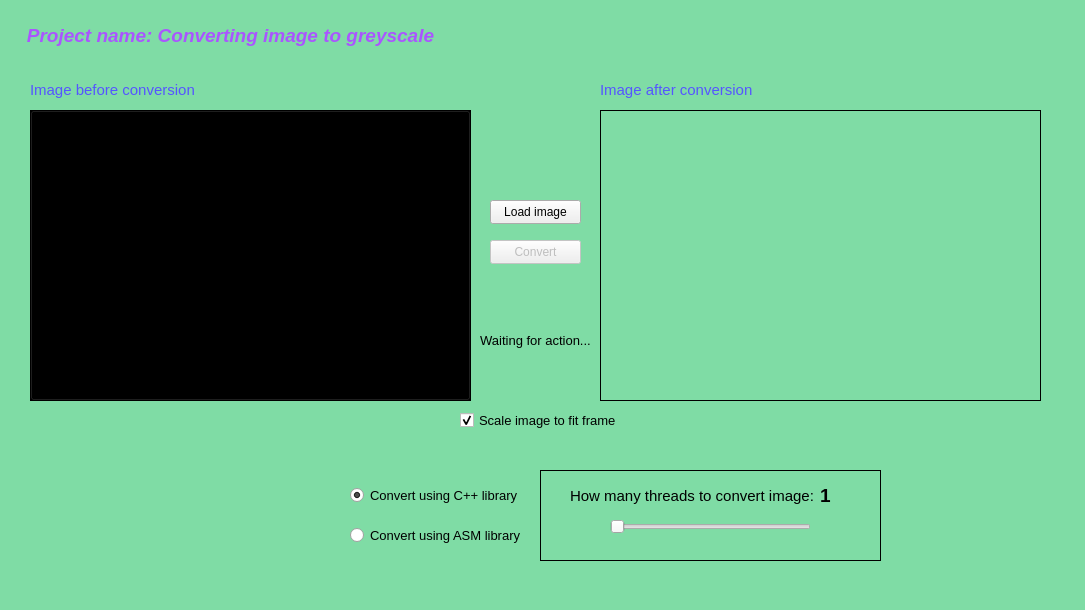
Old version of the form ImageDesaturation/ImageDesaturation.ui in the repository corosto/ImageDesaturationAsmCppProject.
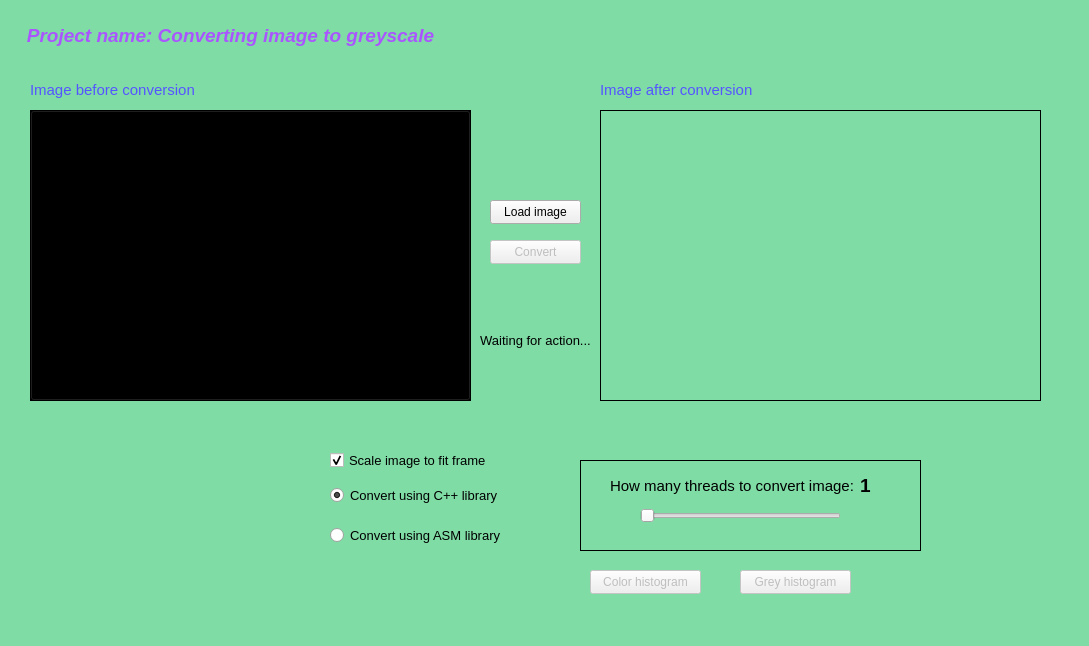
New version of the form.

The edit to the form file:
```diff
--- a/ImageDesaturation/ImageDesaturation.ui
+++ b/ImageDesaturation/ImageDesaturation.ui
@@ -6,8 +6,8 @@
    <rect>
     <x>0</x>
     <y>0</y>
-    <width>1085</width>
-    <height>610</height>
+    <width>1089</width>
+    <height>646</height>
    </rect>
   </property>
   <property name="windowTitle">
@@ -23,7 +23,7 @@
    <widget class="QRadioButton" name="useASMdll">
     <property name="geometry">
      <rect>
-      <x>350</x>
+      <x>330</x>
       <y>510</y>
       <width>191</width>
       <height>51</height>
@@ -47,7 +47,7 @@
    <widget class="QRadioButton" name="useCPPdll">
     <property name="geometry">
      <rect>
-      <x>350</x>
+      <x>330</x>
       <y>470</y>
       <width>191</width>
       <height>51</height>
@@ -261,8 +261,8 @@
    <widget class="QCheckBox" name="scaleImagesButton">
     <property name="geometry">
      <rect>
-      <x>460</x>
-      <y>400</y>
+      <x>330</x>
+      <y>440</y>
       <width>181</width>
       <height>41</height>
      </rect>
@@ -292,33 +292,11 @@
      <string/>
     </property>
    </widget>
-   <widget class="QSlider" name="threadsSlider">
-    <property name="geometry">
-     <rect>
-      <x>610</x>
-      <y>511</y>
-      <width>201</width>
-      <height>31</height>
-     </rect>
-    </property>
-    <property name="minimum">
-     <number>1</number>
-    </property>
-    <property name="maximum">
-     <number>64</number>
-    </property>
-    <property name="pageStep">
-     <number>5</number>
-    </property>
-    <property name="orientation">
-     <enum>Qt::Horizontal</enum>
-    </property>
-   </widget>
    <widget class="QFrame" name="frame">
     <property name="geometry">
      <rect>
-      <x>540</x>
-      <y>470</y>
+      <x>580</x>
+      <y>460</y>
       <width>341</width>
       <height>91</height>
      </rect>
@@ -366,6 +344,60 @@
       <string>1</string>
      </property>
     </widget>
+    <widget class="QSlider" name="threadsSlider">
+     <property name="geometry">
+      <rect>
+       <x>60</x>
+       <y>40</y>
+       <width>201</width>
+       <height>31</height>
+      </rect>
+     </property>
+     <property name="minimum">
+      <number>1</number>
+     </property>
+     <property name="maximum">
+      <number>64</number>
+     </property>
+     <property name="pageStep">
+      <number>5</number>
+     </property>
+     <property name="orientation">
+      <enum>Qt::Horizontal</enum>
+     </property>
+    </widget>
+   </widget>
+   <widget class="QPushButton" name="showGreyHistogramButton">
+    <property name="enabled">
+     <bool>false</bool>
+    </property>
+    <property name="geometry">
+     <rect>
+      <x>740</x>
+      <y>570</y>
+      <width>111</width>
+      <height>24</height>
+     </rect>
+    </property>
+    <property name="text">
+     <string>Grey histogram</string>
+    </property>
+   </widget>
+   <widget class="QPushButton" name="showColorHistogramButton">
+    <property name="enabled">
+     <bool>false</bool>
+    </property>
+    <property name="geometry">
+     <rect>
+      <x>590</x>
+      <y>570</y>
+      <width>111</width>
+      <height>24</height>
+     </rect>
+    </property>
+    <property name="text">
+     <string>Color histogram</string>
+    </property>
    </widget>
    <zorder>frame</zorder>
    <zorder>imageBefore</zorder>
```
Left out of the diff: 37 changed lines with no effect on the pictures.
